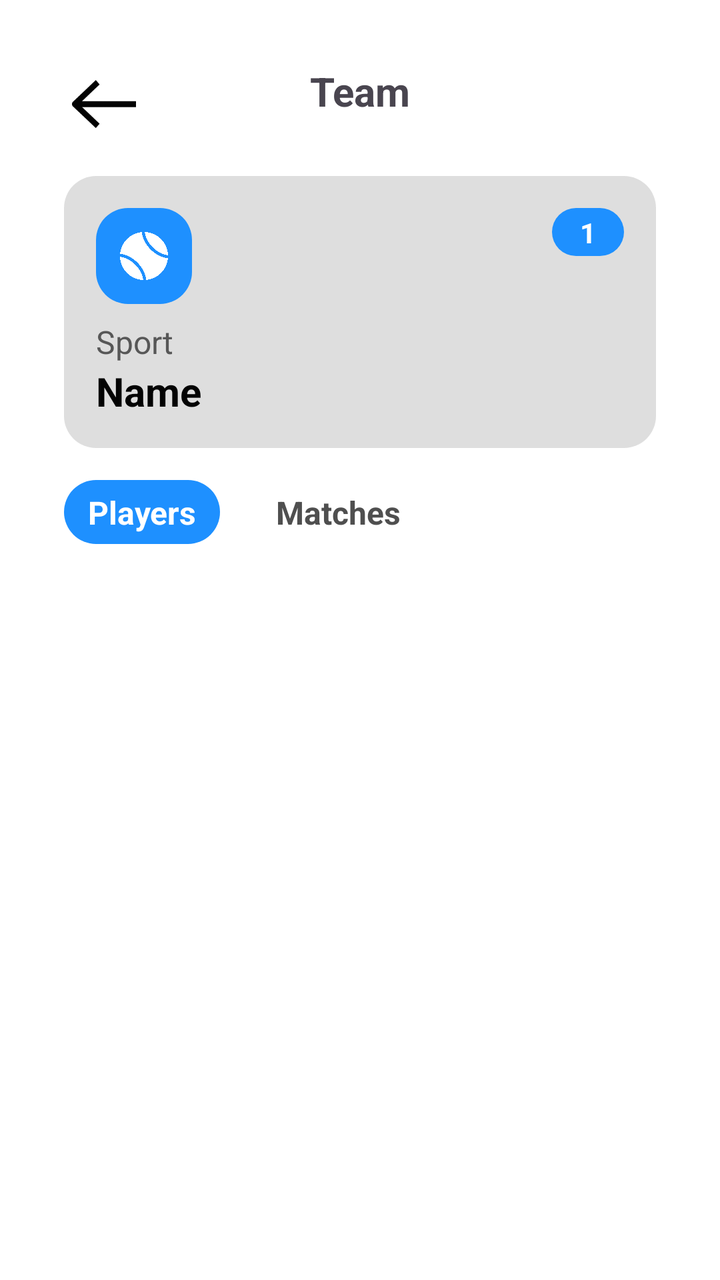
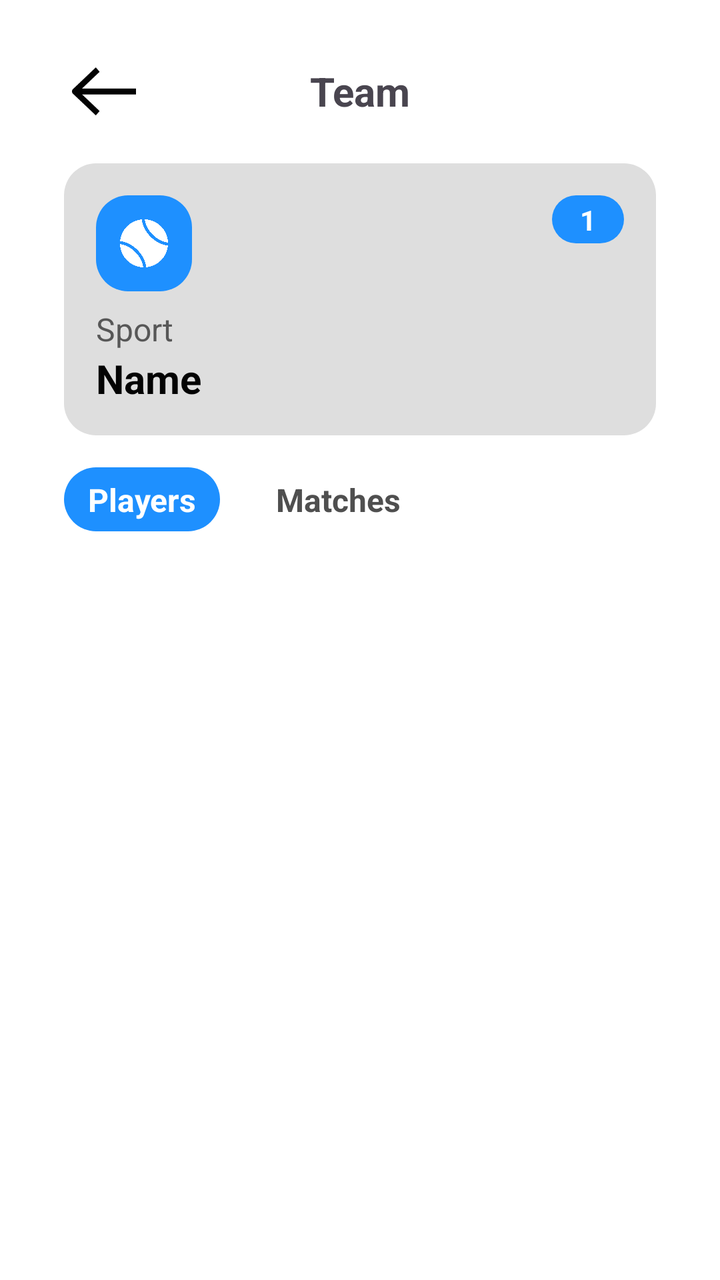

Before-and-after screenshots of an Android layout around one commit, followed by the original layout XML and the change that was made.
<!-- AndroidManifest.xml: application theme Theme.TFG -->
<!-- res/layout/activity_team.xml -->
<?xml version="1.0" encoding="utf-8"?>
<androidx.constraintlayout.widget.ConstraintLayout xmlns:android="http://schemas.android.com/apk/res/android"
    xmlns:app="http://schemas.android.com/apk/res-auto"
    xmlns:tools="http://schemas.android.com/tools"
    android:id="@+id/main"
    android:layout_width="match_parent"
    android:layout_height="match_parent"
    android:background="?attr/colorPrimary"
    tools:context=".TeamActivity">

    <LinearLayout
        android:id="@+id/playersLL"
        android:layout_width="wrap_content"
        android:layout_height="32dp"
        android:layout_marginTop="16dp"
        android:layout_weight="1"
        android:background="@drawable/rounded_button"
        android:orientation="horizontal"
        app:layout_constraintStart_toStartOf="@+id/sportButton"
        app:layout_constraintTop_toBottomOf="@+id/sportButton">

        <TextView
            android:id="@+id/playersText2"
            android:layout_width="wrap_content"
            android:layout_height="wrap_content"
            android:layout_weight="1"
            android:text="Players"
            android:visibility="invisible" />
    </LinearLayout>

    <LinearLayout
        android:id="@+id/matchesLL"
        android:layout_width="wrap_content"
        android:layout_height="32dp"
        android:layout_marginStart="16dp"
        android:layout_marginTop="16dp"
        android:background="@drawable/rounded_button_black_nostroke"
        android:orientation="horizontal"
        app:layout_constraintStart_toEndOf="@+id/playersLL"
        app:layout_constraintTop_toBottomOf="@+id/sportButton">

        <TextView
            android:id="@+id/matchesText2"
            android:layout_width="wrap_content"
            android:layout_height="wrap_content"
            android:layout_weight="1"
            android:text="Matches"
            android:visibility="invisible" />
    </LinearLayout>

    <TextView
        android:id="@+id/playersText"
        android:layout_width="wrap_content"
        android:layout_height="wrap_content"
        android:layout_weight="1"
        android:text="Players"
        android:textColor="#FFFFFF"
        android:textSize="16dp"
        android:textStyle="bold"
        android:visibility="visible"
        app:layout_constraintBottom_toBottomOf="@+id/playersLL"
        app:layout_constraintEnd_toEndOf="@+id/playersLL"
        app:layout_constraintStart_toStartOf="@+id/playersLL"
        app:layout_constraintTop_toTopOf="@+id/playersLL" />

    <TextView
        android:id="@+id/noMatches"
        android:layout_width="wrap_content"
        android:layout_height="wrap_content"
        android:layout_marginTop="16dp"
        android:text="No Matches Found"
        android:visibility="gone"
        app:layout_constraintEnd_toEndOf="parent"
        app:layout_constraintStart_toStartOf="parent"
        app:layout_constraintTop_toBottomOf="@+id/playersLL" />

    <TextView
        android:id="@+id/macthesText"
        android:layout_width="wrap_content"
        android:layout_height="wrap_content"
        android:layout_weight="1"
        android:text="Matches"
        android:textColor="#4F4F4F"
        android:textSize="16dp"
        android:textStyle="bold"
        android:visibility="visible"
        app:layout_constraintBottom_toBottomOf="@+id/matchesLL"
        app:layout_constraintEnd_toEndOf="@+id/matchesLL"
        app:layout_constraintStart_toStartOf="@+id/matchesLL"
        app:layout_constraintTop_toTopOf="@+id/matchesLL" />

    <ImageView
        android:id="@+id/arrow1"
        android:layout_width="40dp"
        android:layout_height="40dp"
        android:layout_marginStart="32dp"
        android:rotation="180"
        android:tint="?attr/colorContrast"
        app:layout_constraintStart_toStartOf="parent"
        app:layout_constraintTop_toTopOf="@+id/teamText"
        app:srcCompat="@drawable/arrow" />

    <TextView
        android:id="@+id/teamText"
        android:layout_width="wrap_content"
        android:layout_height="wrap_content"
        android:layout_marginTop="32dp"
        android:text="Team"
        android:textSize="20sp"
        android:textStyle="bold"
        android:tint="@color/white"
        app:layout_constraintEnd_toEndOf="parent"
        app:layout_constraintStart_toStartOf="parent"
        app:layout_constraintTop_toTopOf="parent" />

    <LinearLayout
        android:id="@+id/sportButton"
        android:layout_width="0dp"
        android:layout_height="136dp"
        android:layout_marginStart="32dp"
        android:layout_marginTop="16dp"
        android:layout_marginEnd="32dp"
        android:background="@drawable/rounded_button_grey"
        android:gravity="center"
        android:orientation="horizontal"
        android:padding="12dp"
        app:layout_constraintEnd_toEndOf="parent"
        app:layout_constraintStart_toStartOf="parent"
        app:layout_constraintTop_toBottomOf="@+id/arrow1">

    </LinearLayout>

    <TextView
        android:id="@+id/sportText"
        android:layout_width="0dp"
        android:layout_height="28dp"
        android:layout_marginStart="16dp"
        android:layout_marginEnd="90dp"
        android:text="Name"
        android:textColor="?attr/colorContrast"
        android:textSize="20sp"
        android:textStyle="bold"
        app:layout_constraintEnd_toEndOf="@+id/sportButton"
        app:layout_constraintStart_toStartOf="@+id/sportButton"
        app:layout_constraintTop_toBottomOf="@+id/dateText" />

    <TextView
        android:id="@+id/dateText"
        android:layout_width="0dp"
        android:layout_height="22dp"
        android:layout_marginTop="8dp"
        android:text="Sport"
        android:textColor="?attr/colorTextSecondary"
        android:textSize="16sp"
        android:textStyle="normal"
        app:layout_constraintEnd_toEndOf="@+id/sportText"
        app:layout_constraintStart_toStartOf="@+id/sportIconBg"
        app:layout_constraintTop_toBottomOf="@+id/sportIconBg" />

    <LinearLayout
        android:id="@+id/sportIconBg"
        android:layout_width="48dp"
        android:layout_height="48dp"
        android:layout_marginStart="16dp"
        android:layout_marginTop="16dp"
        android:background="@drawable/rounded_button"
        android:gravity="center"
        android:orientation="horizontal"
        android:padding="12dp"
        app:layout_constraintStart_toStartOf="@+id/sportButton"
        app:layout_constraintTop_toTopOf="@+id/sportButton" />

    <ImageView
        android:id="@+id/sportIcon"
        android:layout_width="24dp"
        android:layout_height="24dp"
        android:tint="#FFFFFF"
        app:layout_constraintBottom_toBottomOf="@+id/sportIconBg"
        app:layout_constraintEnd_toEndOf="@+id/sportIconBg"
        app:layout_constraintStart_toStartOf="@+id/sportIconBg"
        app:layout_constraintTop_toTopOf="@+id/sportIconBg"
        app:srcCompat="@drawable/tennisicon" />

    <LinearLayout
        android:id="@+id/playersBg"
        android:layout_width="36dp"
        android:layout_height="24dp"
        android:layout_marginTop="16dp"
        android:layout_marginEnd="16dp"
        android:background="@drawable/rounded_button"
        android:gravity="center"
        android:orientation="horizontal"
        android:padding="12dp"
        app:layout_constraintEnd_toEndOf="@+id/sportButton"
        app:layout_constraintTop_toTopOf="@+id/sportButton" />

    <TextView
        android:id="@+id/playersTxt"
        android:layout_width="wrap_content"
        android:layout_height="wrap_content"
        android:text="1"
        android:textColor="#FFFFFF"
        android:textSize="14sp"
        android:textStyle="bold"
        app:layout_constraintBottom_toBottomOf="@+id/playersBg"
        app:layout_constraintEnd_toEndOf="@+id/playersBg"
        app:layout_constraintStart_toStartOf="@+id/playersBg"
        app:layout_constraintTop_toTopOf="@+id/playersBg" />

    <LinearLayout
        android:id="@+id/deleteTV"
        android:layout_width="wrap_content"
        android:layout_height="32dp"
        android:layout_marginEnd="16dp"
        android:layout_marginBottom="16dp"
        android:background="@drawable/rounded_button"
        android:gravity="center"
        android:orientation="horizontal"
        android:padding="12dp"
        android:visibility="invisible"
        app:layout_constraintBottom_toBottomOf="@+id/sportButton"
        app:layout_constraintEnd_toEndOf="@+id/sportButton">

        <TextView
            android:id="@+id/deleteTxt"
            android:layout_width="wrap_content"
            android:layout_height="wrap_content"
            android:text="Delete"
            android:textColor="#FFFFFF"
            android:textSize="16sp"
            android:visibility="invisible" />
    </LinearLayout>

    <LinearLayout
        android:id="@+id/eventTV"
        android:layout_width="wrap_content"
        android:layout_height="32dp"
        android:layout_marginEnd="16dp"
        android:layout_marginBottom="16dp"
        android:background="@drawable/rounded_button"
        android:gravity="center"
        android:orientation="horizontal"
        android:padding="12dp"
        android:visibility="gone"
        app:layout_constraintBottom_toBottomOf="@+id/sportButton"
        app:layout_constraintEnd_toEndOf="@+id/sportButton">

        <TextView
            android:id="@+id/eventTxt"
            android:layout_width="wrap_content"
            android:layout_height="wrap_content"
            android:text="Leave"
            android:textColor="#FFFFFF"
            android:textSize="16sp"
            android:visibility="invisible" />
    </LinearLayout>

    <androidx.recyclerview.widget.RecyclerView
        android:id="@+id/playerRV"
        android:layout_width="0dp"
        android:layout_height="0dp"
        android:layout_marginStart="32dp"
        android:layout_marginTop="16dp"
        android:layout_marginEnd="32dp"
        android:layout_marginBottom="16dp"
        app:layout_constraintBottom_toBottomOf="parent"
        app:layout_constraintEnd_toEndOf="parent"
        app:layout_constraintStart_toStartOf="parent"
        app:layout_constraintTop_toBottomOf="@+id/playersLL" />

    <TextView
        android:id="@+id/deleteText"
        android:layout_width="wrap_content"
        android:layout_height="wrap_content"
        android:text="Delete"
        android:textColor="#FFFFFF"
        android:textSize="16sp"
        android:textStyle="bold"
        android:visibility="invisible"
        app:layout_constraintBottom_toBottomOf="@+id/deleteTV"
        app:layout_constraintEnd_toEndOf="@+id/deleteTV"
        app:layout_constraintStart_toStartOf="@+id/deleteTV"
        app:layout_constraintTop_toTopOf="@+id/deleteTV" />

    <TextView
        android:id="@+id/editText"
        android:layout_width="wrap_content"
        android:layout_height="wrap_content"
        android:text="Leave"
        android:textColor="#FFFFFF"
        android:textSize="16sp"
        android:textStyle="bold"
        android:visibility="gone" />

    <ImageView
        android:id="@+id/addBtnBg"
        android:layout_width="60dp"
        android:layout_height="60dp"
        android:layout_marginEnd="32dp"
        android:layout_marginBottom="32dp"
        android:visibility="gone"
        app:layout_constraintBottom_toBottomOf="parent"
        app:layout_constraintEnd_toEndOf="parent"
        app:srcCompat="@drawable/blue_circle" />

    <ImageView
        android:id="@+id/addButtonOverlay"
        android:layout_width="0dp"
        android:layout_height="0dp"
        android:layout_marginStart="16dp"
        android:layout_marginTop="16dp"
        android:layout_marginEnd="16dp"
        android:layout_marginBottom="16dp"
        app:layout_constraintBottom_toBottomOf="@+id/addBtnBg"
        app:layout_constraintEnd_toEndOf="@+id/addBtnBg"
        app:layout_constraintStart_toStartOf="@+id/addBtnBg"
        app:layout_constraintTop_toTopOf="@+id/addBtnBg"
        app:srcCompat="@drawable/mailicon"
        app:tint="#FBFBFB" />

</androidx.constraintlayout.widget.ConstraintLayout>
<!-- resources referenced by this layout -->
<resources>
  <color name="white">#FFFFFFFF</color>
  <!-- drawable arrow: png bitmap (drawable, 1702 bytes) -->
  <!-- drawable blue_circle (drawable) -->
  <?xml version="1.0" encoding="utf-8"?>
  <shape xmlns:android="http://schemas.android.com/apk/res/android"
      android:shape="oval">
  
      <solid android:color="#1E90FF"/>
  
      <size
          android:width="100dp"
          android:height="100dp"/>
  
  </shape>
  <!-- drawable mailicon: png bitmap (drawable, 11490 bytes) -->
  <!-- drawable rounded_button (drawable) -->
  <shape xmlns:android="http://schemas.android.com/apk/res/android">
      <solid android:color="?attr/globalBlue"/>
      <corners android:radius="16dp"/>
      <padding
          android:left="16dp"
          android:right="16dp"
          android:top="10dp"
          android:bottom="10dp"/>
  </shape>
  <!-- drawable rounded_button_black_nostroke (drawable) -->
  <shape xmlns:android="http://schemas.android.com/apk/res/android">
      <solid android:color="?attr/colorPrimary"/>
      <corners android:radius="16dp"/>
      <padding
          android:left="16dp"
          android:right="16dp"
          android:top="10dp"
          android:bottom="10dp"/>
  </shape>
  <!-- drawable rounded_button_grey (drawable) -->
  <shape xmlns:android="http://schemas.android.com/apk/res/android">
      <solid android:color="?attr/colorBackground2"/>
      <corners android:radius="16dp"/>
      <padding
          android:left="16dp"
          android:right="16dp"
          android:top="10dp"
          android:bottom="10dp"/>
  </shape>
  <!-- drawable tennisicon: png bitmap (drawable, 9006 bytes) -->
  <style name="Theme.TFG" parent="Base.Theme.TFG" />
  <style name="Base.Theme.TFG" parent="Theme.Material3.DayNight.NoActionBar">
          <item name="colorPrimary">@color/mainBackgroundWhite</item>
          <item name="colorContrast">@color/mainTextWhite</item>
          <item name="colorBackground2">@color/background2White</item>
          <item name="colorTextSecondary">@color/secondTextWhite</item>
          <item name="globalBlue">@color/globalBlue</item>
      </style>
  <color name="mainBackgroundWhite">#FFFFFF</color>
  <color name="mainTextWhite">#030303</color>
  <color name="background2White">#DEDEDE</color>
  <color name="secondTextWhite">#575757</color>
  <color name="globalBlue">#1E90FF</color>
</resources>

<!-- the commit's change to res/layout/activity_team.xml (unified diff, before → after) -->
@@ -96,6 +96,7 @@
         android:layout_marginStart="32dp"
         android:rotation="180"
         android:tint="?attr/colorContrast"
+        app:layout_constraintBottom_toBottomOf="@+id/teamText"
         app:layout_constraintStart_toStartOf="parent"
         app:layout_constraintTop_toTopOf="@+id/teamText"
         app:srcCompat="@drawable/arrow" />
